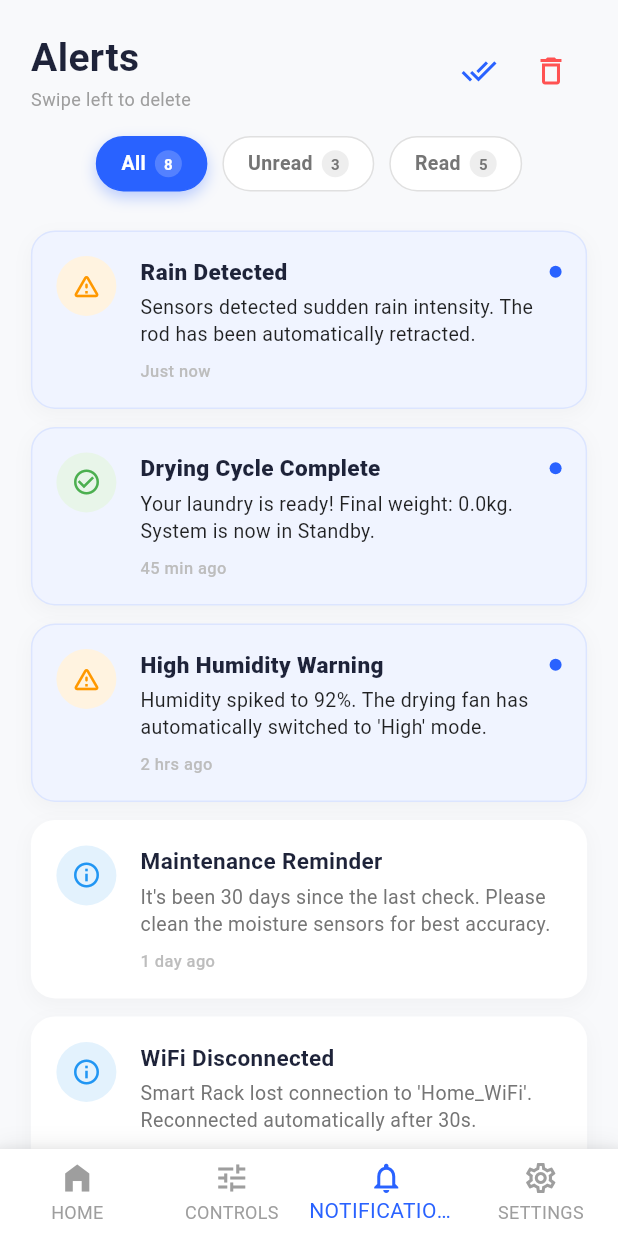
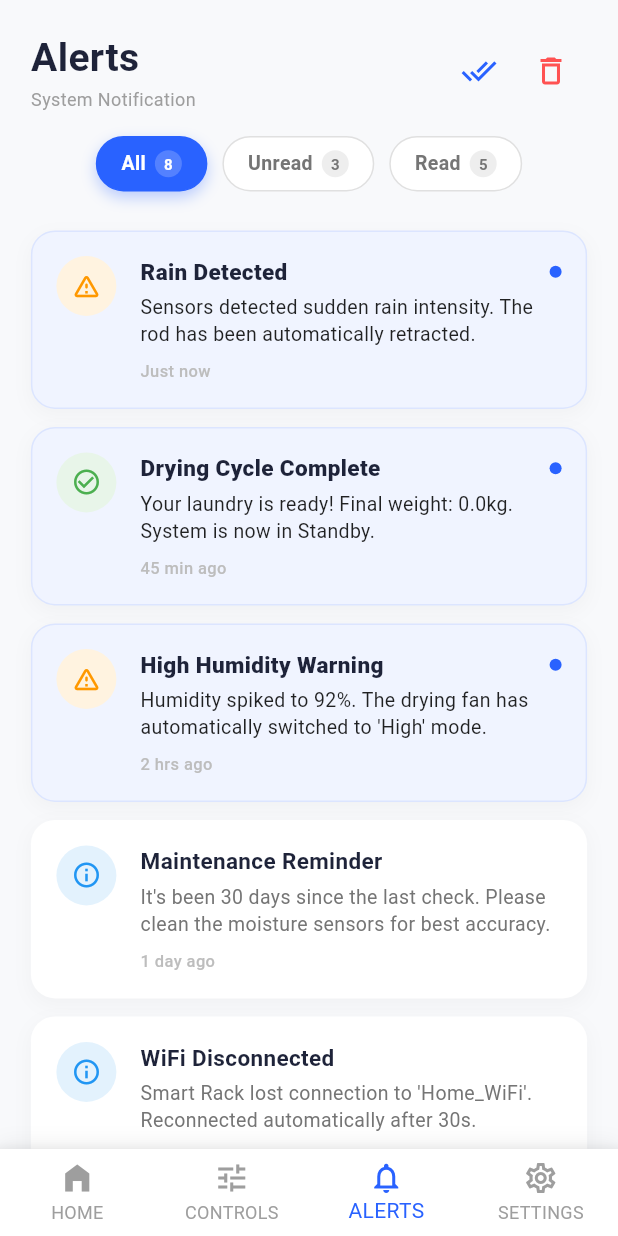
Before and after one commit to Alaric-Jeff/smart-rack-v2, a Flutter app: the HomeScreen screen opened directly, item 3 of the bottom bar chosen, on a phone screen of 412 x 824 dp. Run offline on Flutter 3.47's test engine with Material 3 defaults, Android fonts, the phone set to English and light mode, and no system bars; our stand-ins replace cloud_firestore, firebase_auth, firebase_core, google_sign_in, shared_preferences; accounts and stored records are empty; network calls fail.

Commit message:
fix some text2

```diff
--- a/lib/home.dart
+++ b/lib/home.dart
@@ -59,7 +59,7 @@ class _HomeScreenState extends State<HomeScreen> {
             BottomNavigationBarItem(icon: Icon(Icons.home_filled), label: "HOME"),
             BottomNavigationBarItem(icon: Icon(Icons.tune), label: "CONTROLS"),
             BottomNavigationBarItem(
-                icon: Icon(Icons.notifications_outlined), label: "NOTIFICATIONS"),
+                icon: Icon(Icons.notifications_outlined), label: "ALERTS"),
             BottomNavigationBarItem(
                 icon: Icon(Icons.settings_outlined), label: "SETTINGS"),
           ],
--- a/lib/notification.dart
+++ b/lib/notification.dart
@@ -215,7 +215,7 @@ class _NotificationsScreenState extends State<NotificationsScreen> {
                     crossAxisAlignment: CrossAxisAlignment.start,
                     children: [
                       Text("Alerts", style: TextStyle(fontSize: 26, fontWeight: FontWeight.bold, color: Color(0xFF1E2339))),
-                      Text("Swipe left to delete", style: TextStyle(fontSize: 12, color: Colors.grey)),
+                      Text("System Notification", style: TextStyle(fontSize: 12, color: Colors.grey)),
                     ],
                   ),
                   Row(
--- a/lib/signup.dart
+++ b/lib/signup.dart
@@ -768,7 +768,7 @@ class _CreateAccountScreenState extends State<CreateAccountScreen> {
                     // Email
                     _buildLabelAndField(
                       label: 'EMAIL',
-                      hint: 'kirby@example.com',
+                      hint: 'userexample123@gmail.com',
                       controller: _emailController,
                       keyboardType: TextInputType.emailAddress,
                       validator: (value) {
```
